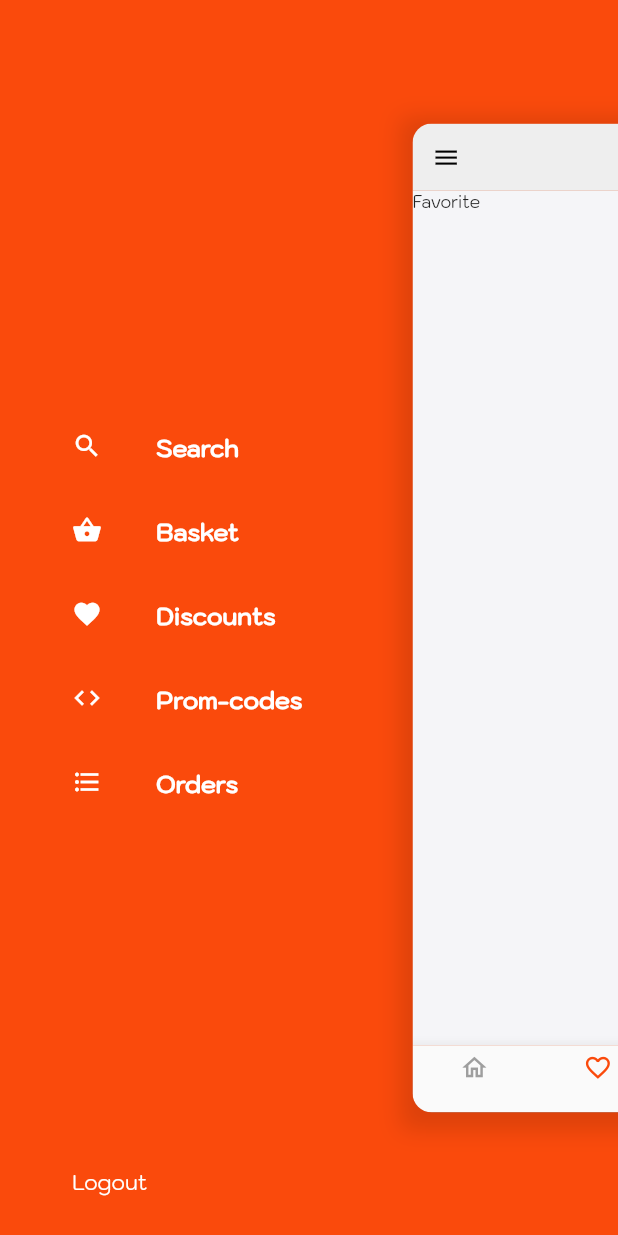
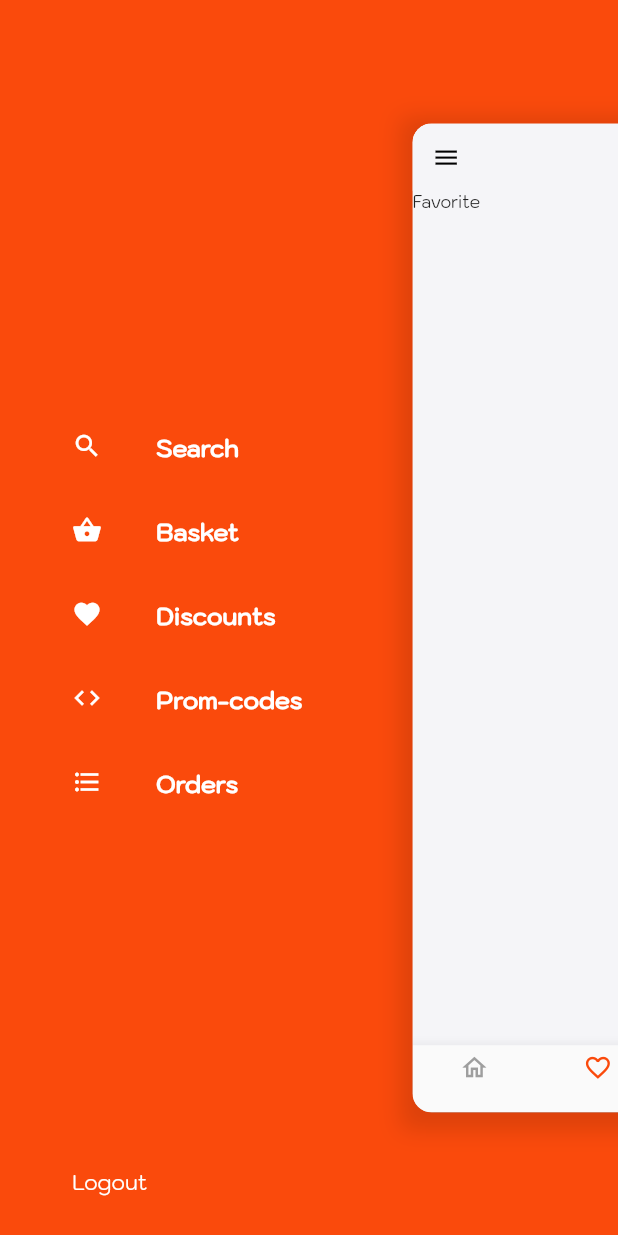
Before and after one commit to jason2071/food_flutter, a Flutter app: the screen it shows after launch, item 2 of the bottom bar chosen, after a tap on the "menu" icon, on a phone screen of 412 x 824 dp. Run offline on Flutter 3.47's test engine with Material 2 defaults, Android fonts, the phone set to English and light mode, and no system bars; project files that could hold a hidden picture were left out.

Commit message:
fix appbar

```diff
--- a/lib/screens/favorite/favorite_screen.dart
+++ b/lib/screens/favorite/favorite_screen.dart
@@ -1,4 +1,6 @@
 import 'package:flutter/material.dart';
+import 'package:food_flutter/controller/menu_controller.dart';
+import 'package:provider/provider.dart';
 
 class FavoriteScreen extends StatelessWidget {
   static const routeName = '/favorite';
@@ -6,6 +8,15 @@ class FavoriteScreen extends StatelessWidget {
   @override
   Widget build(BuildContext context) {
     return Scaffold(
+      appBar: AppBar(
+        title: Text("Home"),
+        leading: IconButton(
+          icon: Icon(Icons.menu),
+          onPressed: () {
+            context.read<MenuController>().toggle();
+          },
+        ),
+      ),
       body: Container(
         child: Text("Favorite"),
       ),
--- a/lib/screens/home/home_screen.dart
+++ b/lib/screens/home/home_screen.dart
@@ -1,4 +1,6 @@
 import 'package:flutter/material.dart';
+import 'package:food_flutter/controller/menu_controller.dart';
+import 'package:provider/provider.dart';
 
 class HomeScreen extends StatelessWidget {
   static const routeName = '/home';
@@ -6,6 +8,15 @@ class HomeScreen extends StatelessWidget {
   @override
   Widget build(BuildContext context) {
     return Scaffold(
+      appBar: AppBar(
+        title: Text("Home"),
+        leading: IconButton(
+          icon: Icon(Icons.menu),
+          onPressed: () {
+            context.read<MenuController>().toggle();
+          },
+        ),
+      ),
       body: Container(
         child: Text("Home"),
       ),
--- a/lib/screens/main/zoom_scaffold.dart
+++ b/lib/screens/main/zoom_scaffold.dart
@@ -33,27 +33,6 @@ class _ZoomScaffoldState extends State<ZoomScaffold>
     return zoomAndSlideContent(
       new Container(
         child: new Scaffold(
-          backgroundColor: Colors.transparent,
-          appBar: new AppBar(
-              backgroundColor: Colors.grey[200],
-              elevation: 0.0,
-              leading: new IconButton(
-                  icon: Icon(
-                    Icons.menu,
-                    color: Colors.black,
-                  ),
-                  onPressed: () {
-                    context.read<MenuController>().toggle();
-                  }),
-              actions: <Widget>[
-                IconButton(
-                  onPressed: () {},
-                  icon: Icon(
-                    Icons.access_time,
-                    color: Colors.grey,
-                  ),
-                )
-              ]),
           body: widget.contentScreen.contentBuilder(context),
           bottomNavigationBar: BottomNavigationBar(
             type: BottomNavigationBarType.fixed,
```
Also changed, not shown: lib/screens/history/history_screen.dart (+11 -0 lines), lib/screens/user/user_screen.dart (+11 -0 lines).
